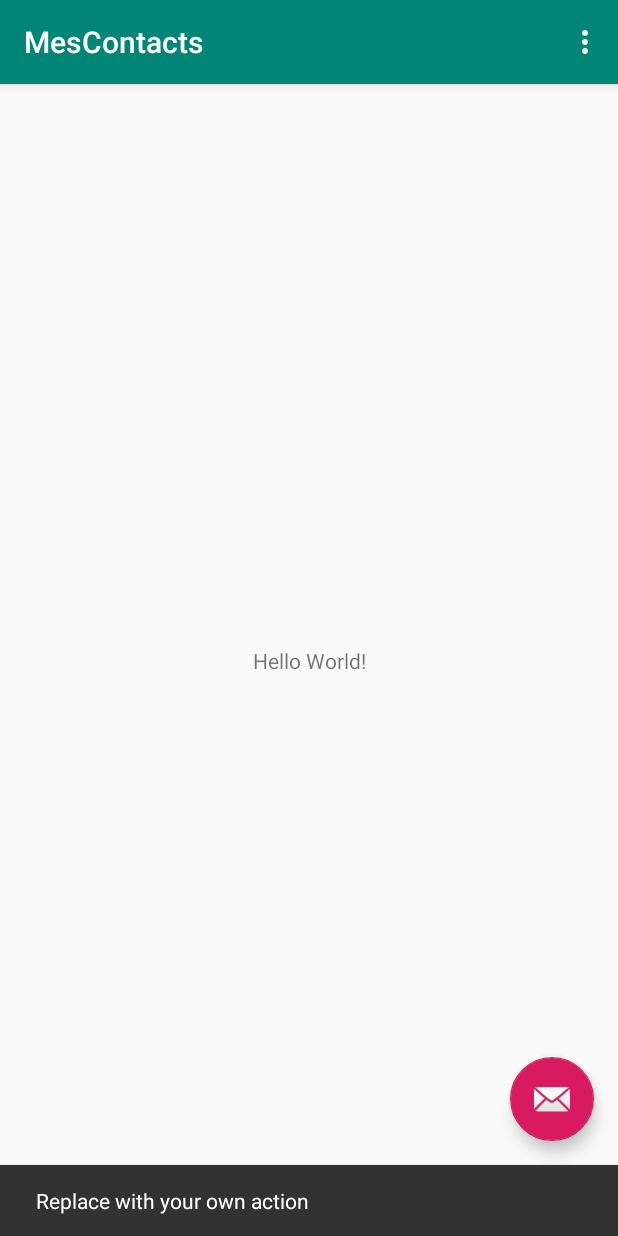
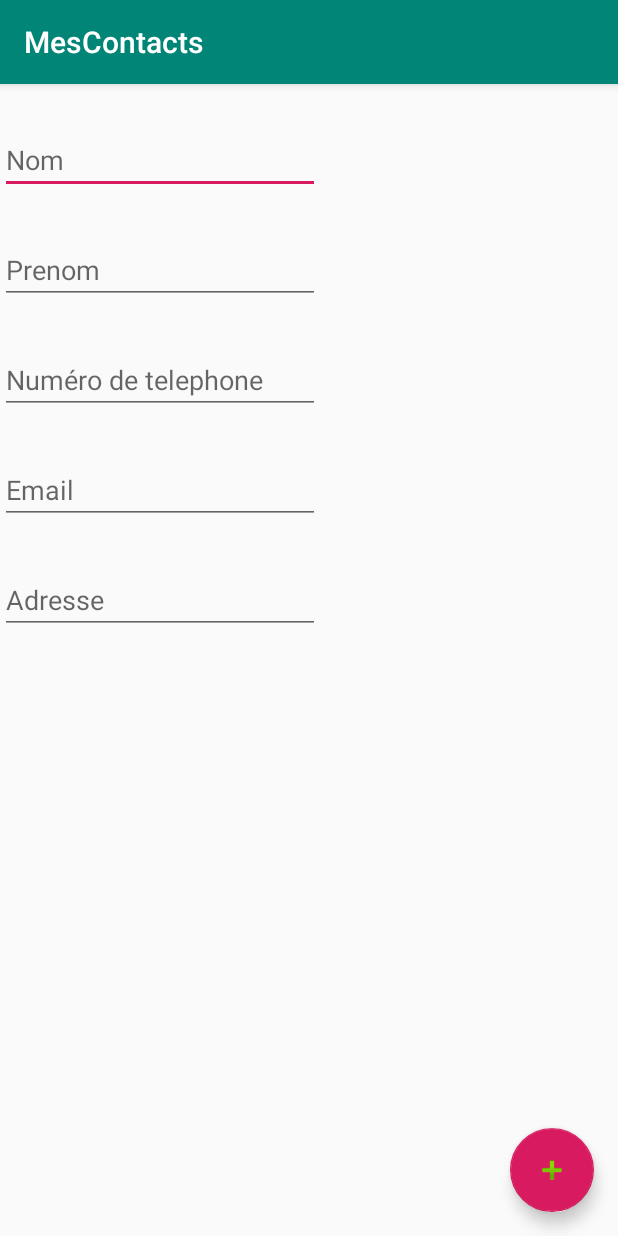
Before and after one commit to JeremyDps/contactsAndroid, an Android app: the screen it shows after launch (MainActivity before the commit, NewContactActivity after it), after a tap on an icon or button, on a phone screen of 412 x 824 dp. Run offline under Robolectric (Android 15) with nearby library versions, the phone set to English and light mode, and no system bars.

Commit message:
vu principal + formulaire

```diff
--- a/app/src/main/AndroidManifest.xml
+++ b/app/src/main/AndroidManifest.xml
@@ -9,6 +9,7 @@
         android:roundIcon="@mipmap/ic_launcher_round"
         android:supportsRtl="true"
         android:theme="@style/AppTheme">
+        <activity android:name=".NewContactActivity"></activity>
         <activity
             android:name=".MainActivity"
             android:label="@string/app_name"
--- /dev/null
+++ b/app/src/main/java/com/example/mescontacts/ContactDbAdapter.java
@@ -0,0 +1,168 @@
+package com.example.mescontacts;
+
+import android.content.ContentValues;
+import android.content.Context;
+import android.database.Cursor;
+import android.database.SQLException;
+import android.database.sqlite.SQLiteDatabase;
+import android.database.sqlite.SQLiteOpenHelper;
+import android.util.Log;
+
+public class ContactDbAdapter {
+
+    public static final String KEY_TITLE = "title";
+    public static final String KEY_BODY = "body";
+    public static final String KEY_ROWID = "_id";
+
+    private static final String TAG = "ContactDbAdapter";
+    private DatabaseHelper mDbHelper;
+    private SQLiteDatabase mDb;
+
+    /**
+     * Database creation sql statement
+     */
+    private static final String DATABASE_CREATE =
+            "create table notes (_id integer primary key autoincrement, "
+                    + "title text not null, body text not null);";
+
+    private static final String DATABASE_NAME = "data";
+    private static final String DATABASE_TABLE = "contacts";
+    private static final int DATABASE_VERSION = 2;
+
+    private final Context mCtx;
+
+    private static class DatabaseHelper extends SQLiteOpenHelper {
+
+        DatabaseHelper(Context context) {
+            super(context, DATABASE_NAME, null, DATABASE_VERSION);
+        }
+
+        @Override
+        public void onCreate(SQLiteDatabase db) {
+
+            db.execSQL(DATABASE_CREATE);
+        }
+
+        @Override
+        public void onUpgrade(SQLiteDatabase db, int oldVersion, int newVersion) {
+            Log.w(TAG, "Upgrading database from version " + oldVersion + " to "
+                    + newVersion + ", which will destroy all old data");
+            db.execSQL("DROP TABLE IF EXISTS notes");
+            onCreate(db);
+        }
+    }
+
+    /**
+     * Constructor - takes the context to allow the database to be
+     * opened/created
+     *
+     * @param ctx the Context within which to work
+     */
+    public ContactDbAdapter(Context ctx) {
+        this.mCtx = ctx;
+    }
+
+    /**
+     * Open the notes database. If it cannot be opened, try to create a new
+     * instance of the database. If it cannot be created, throw an exception to
+     * signal the failure
+     *
+     * @return this (self reference, allowing this to be chained in an
+     *         initialization call)
+     * @throws SQLException if the database could be neither opened or created
+     */
+    public ContactDbAdapter open() throws SQLException {
+        mDbHelper = new DatabaseHelper(mCtx);
+        mDb = mDbHelper.getWritableDatabase();
+        return this;
+    }
+
+    public void close() {
+        mDbHelper.close();
+    }
+
+
+    /**
+     * Create a new note using the title and body provided. If the note is
+     * successfully created return the new rowId for that note, otherwise return
+     * a -1 to indicate failure.
+     *
+     * @param title the title of the note
+     * @param body the body of the note
+     * @return rowId or -1 if failed
+     */
+    public long createContact(String title, String body) {
+        ContentValues initialValues = new ContentValues();
+        initialValues.put(KEY_TITLE, title);
+        initialValues.put(KEY_BODY, body);
+
+        return mDb.insert(DATABASE_TABLE, null, initialValues);
+    }
+
+    /**
+     * Delete the note with the given rowId
+     *
+     * @param rowId id of note to delete
+     * @return true if deleted, false otherwise
+     */
+    public boolean deleteContact(long rowId) {
+
+        return mDb.delete(DATABASE_TABLE, KEY_ROWID + "=" + rowId, null) > 0;
+    }
+
+    public void deleteAllContact() {
+
+        mDb.delete(DATABASE_TABLE, null, null);
+    }
+
+
+    /**
+     * Return a Cursor over the list of all notes in the database
+     *
+     * @return Cursor over all notes
+     */
+    public Cursor fetchAllContact() {
+
+        return mDb.query(DATABASE_TABLE, new String[] {KEY_ROWID, KEY_TITLE,
+                KEY_BODY}, null, null, null, null, null);
+    }
+
+    /**
+     * Return a Cursor positioned at the note that matches the given rowId
+     *
+     * @param rowId id of note to retrieve
+     * @return Cursor positioned to matching note, if found
+     * @throws SQLException if note could not be found/retrieved
+     */
+    public Cursor fetchContact(long rowId) throws SQLException {
+
+        Cursor mCursor =
+
+                mDb.query(true, DATABASE_TABLE, new String[] {KEY_ROWID,
+                                KEY_TITLE, KEY_BODY}, KEY_ROWID + "=" + rowId, null,
+                        null, null, null, null);
+        if (mCursor != null) {
+            mCursor.moveToFirst();
+        }
+        return mCursor;
+
+    }
+
+    /**
+     * Update the note using the details provided. The note to be updated is
+     * specified using the rowId, and it is altered to use the title and body
+     * values passed in
+     *
+     * @param rowId id of note to update
+     * @param title value to set note title to
+     * @param body value to set note body to
+     * @return true if the note was successfully updated, false otherwise
+     */
+    public boolean updateContact(long rowId, String title, String body) {
+        ContentValues args = new ContentValues();
+        args.put(KEY_TITLE, title);
+        args.put(KEY_BODY, body);
+
+        return mDb.update(DATABASE_TABLE, args, KEY_ROWID + "=" + rowId, null) > 0;
+    }
+}
--- a/app/src/main/java/com/example/mescontacts/MainActivity.java
+++ b/app/src/main/java/com/example/mescontacts/MainActivity.java
@@ -1,5 +1,6 @@
 package com.example.mescontacts;
 
+import android.content.Intent;
 import android.os.Bundle;
 
 import com.google.android.material.floatingactionbutton.FloatingActionButton;
@@ -11,11 +12,22 @@ import androidx.appcompat.widget.Toolbar;
 import android.view.View;
 import android.view.Menu;
 import android.view.MenuItem;
+import android.widget.EditText;
+import android.widget.ListView;
+
+import static android.provider.AlarmClock.EXTRA_MESSAGE;
 
 public class MainActivity extends AppCompatActivity {
 
+    ListView maList;
+    ContactDbAdapter maBase;
+
     @Override
     protected void onCreate(Bundle savedInstanceState) {
+        maBase = new ContactDbAdapter(this);
+        maBase.open();
+
+
         super.onCreate(savedInstanceState);
         setContentView(R.layout.activity_main);
         Toolbar toolbar = findViewById(R.id.toolbar);
@@ -25,8 +37,7 @@ public class MainActivity extends AppCompatActivity {
         fab.setOnClickListener(new View.OnClickListener() {
             @Override
             public void onClick(View view) {
-                Snackbar.make(view, "Replace with your own action", Snackbar.LENGTH_LONG)
-                        .setAction("Action", null).show();
+                sendMessage(view);
             }
         });
     }
@@ -52,4 +63,10 @@ public class MainActivity extends AppCompatActivity {
 
         return super.onOptionsItemSelected(item);
     }
+
+    public void sendMessage(View view) {
+        Intent intent = new Intent(this, NewContactActivity.class);
+        startActivity(intent);
+    }
+
 }
--- /dev/null
+++ b/app/src/main/java/com/example/mescontacts/NewContactActivity.java
@@ -0,0 +1,17 @@
+package com.example.mescontacts;
+
+import androidx.appcompat.app.AppCompatActivity;
+
+import android.content.Intent;
+import android.os.Bundle;
+
+public class NewContactActivity extends AppCompatActivity {
+
+    @Override
+    protected void onCreate(Bundle savedInstanceState) {
+
+
+        super.onCreate(savedInstanceState);
+        setContentView(R.layout.activity_new_contact);
+    }
+}
--- a/app/src/main/res/layout/activity_main.xml
+++ b/app/src/main/res/layout/activity_main.xml
@@ -28,6 +28,6 @@
         android:layout_height="wrap_content"
         android:layout_gravity="bottom|end"
         android:layout_margin="@dimen/fab_margin"
-        app:srcCompat="@android:drawable/ic_dialog_email" />
+        app:srcCompat="@android:drawable/ic_input_add" />
 
 </androidx.coordinatorlayout.widget.CoordinatorLayout>
--- /dev/null
+++ b/app/src/main/res/layout/activity_new_contact.xml
@@ -0,0 +1,74 @@
+<?xml version="1.0" encoding="utf-8"?>
+<androidx.constraintlayout.widget.ConstraintLayout xmlns:android="http://schemas.android.com/apk/res/android"
+    xmlns:app="http://schemas.android.com/apk/res-auto"
+    xmlns:tools="http://schemas.android.com/tools"
+    android:orientation="vertical" android:layout_width="match_parent"
+    android:layout_height="match_parent">
+
+    <com.google.android.material.floatingactionbutton.FloatingActionButton
+        android:id="@+id/floatingActionButton"
+        android:layout_width="wrap_content"
+        android:layout_height="wrap_content"
+        android:layout_marginEnd="16dp"
+        android:layout_marginRight="16dp"
+        android:layout_marginBottom="16dp"
+        android:clickable="true"
+        app:layout_constraintBottom_toBottomOf="parent"
+        app:layout_constraintEnd_toEndOf="parent"
+        app:srcCompat="@android:drawable/ic_input_add" />
+
+    <EditText
+        android:id="@+id/editText2"
+        android:layout_width="wrap_content"
+        android:layout_height="wrap_content"
+        android:layout_marginTop="28dp"
+        android:ems="10"
+        android:hint="Nom"
+        android:inputType="textPersonName"
+        app:layout_constraintTop_toTopOf="parent" />
+
+    <EditText
+        android:id="@+id/editText3"
+        android:layout_width="wrap_content"
+        android:layout_height="wrap_content"
+        android:layout_marginTop="28dp"
+        android:ems="10"
+        android:hint="Prenom"
+        android:inputType="textPersonName"
+        app:layout_constraintTop_toBottomOf="@+id/editText2"
+        tools:layout_editor_absoluteX="0dp" />
+
+    <EditText
+        android:id="@+id/editText4"
+        android:layout_width="wrap_content"
+        android:layout_height="wrap_content"
+        android:layout_marginTop="28dp"
+        android:ems="10"
+        android:hint="Numéro de telephone"
+        android:inputType="textPersonName"
+        app:layout_constraintTop_toBottomOf="@+id/editText3"
+        tools:layout_editor_absoluteX="0dp" />
+
+    <EditText
+        android:id="@+id/editText6"
+        android:layout_width="wrap_content"
+        android:layout_height="wrap_content"
+        android:layout_marginTop="28dp"
+        android:ems="10"
+        android:hint="Email"
+        android:inputType="textPersonName"
+        app:layout_constraintTop_toBottomOf="@+id/editText4"
+        tools:layout_editor_absoluteX="0dp" />
+
+    <EditText
+        android:id="@+id/editText7"
+        android:layout_width="wrap_content"
+        android:layout_height="wrap_content"
+        android:layout_marginTop="28dp"
+        android:ems="10"
+        android:hint="Adresse"
+        android:inputType="textPersonName"
+        app:layout_constraintTop_toBottomOf="@+id/editText6"
+        tools:layout_editor_absoluteX="0dp" />
+
+</androidx.constraintlayout.widget.ConstraintLayout>
```
Also changed, not shown: app/src/main/res/layout/content_main.xml (+22 -7 lines).
